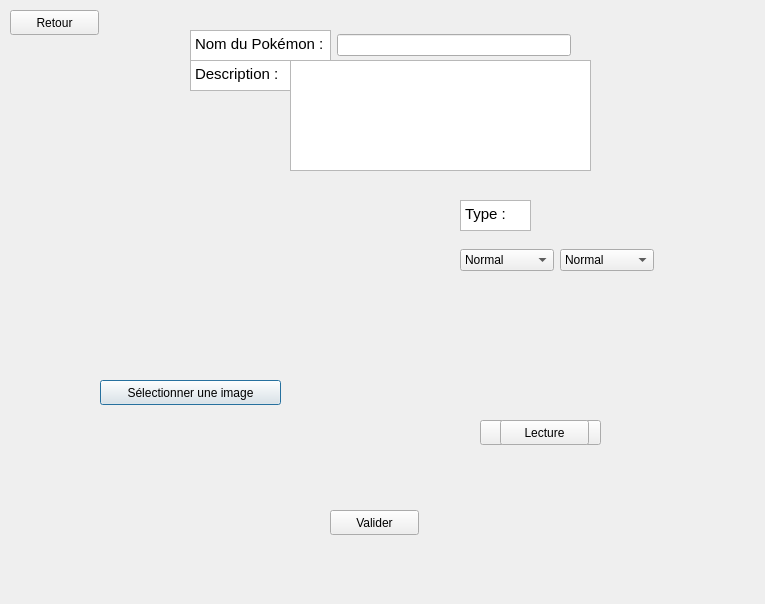
Old version of the form PokeGestion/create_page.ui in the repository Senqen/GestionPokemon.
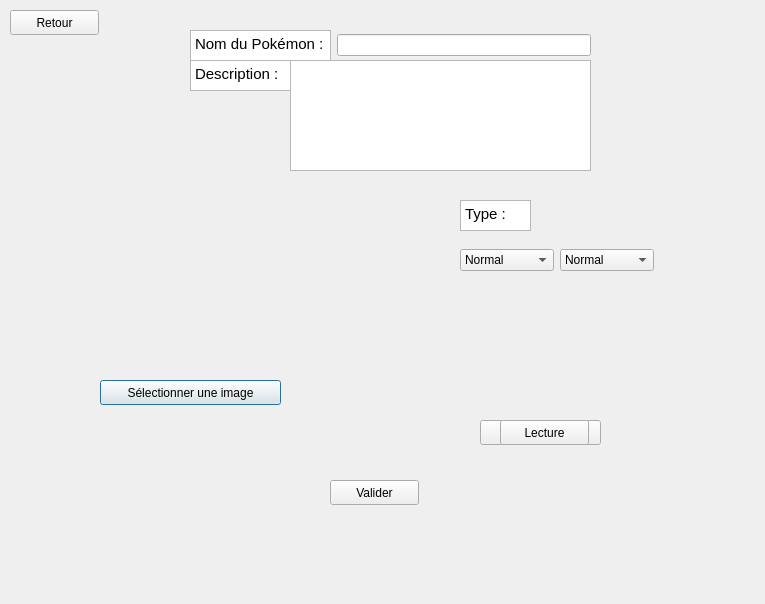
New version of the form.

Patch:
```diff
--- a/PokeGestion/create_page.ui
+++ b/PokeGestion/create_page.ui
@@ -277,7 +277,7 @@
     <rect>
      <x>190</x>
      <y>30</y>
-     <width>381</width>
+     <width>401</width>
      <height>31</height>
     </rect>
    </property>
@@ -367,7 +367,7 @@
    <property name="geometry">
     <rect>
      <x>330</x>
-     <y>510</y>
+     <y>480</y>
      <width>89</width>
      <height>25</height>
     </rect>
```
